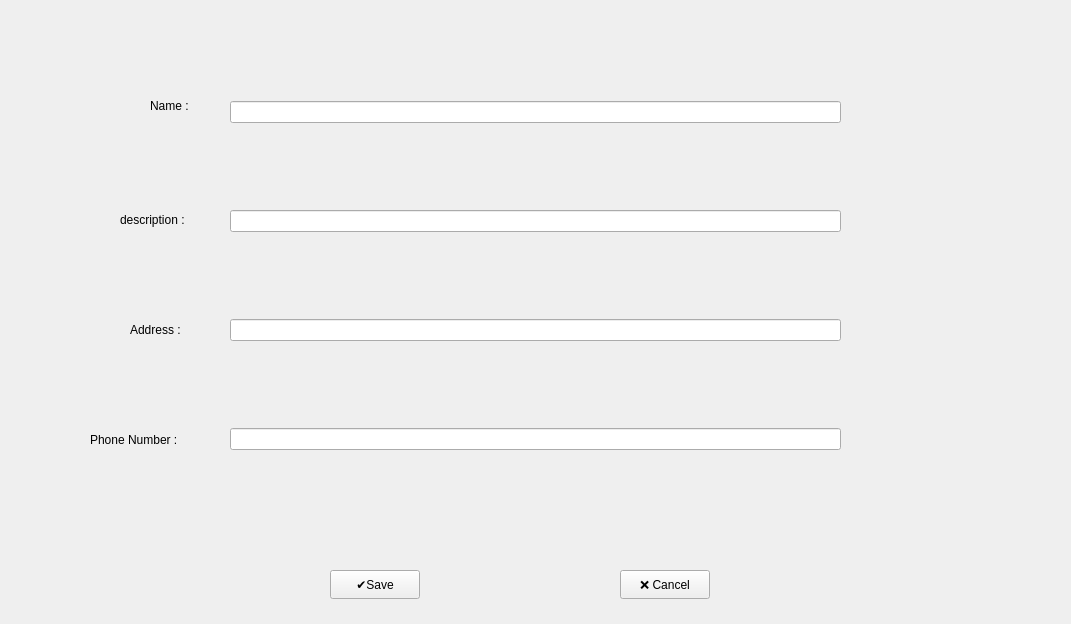
Above: main/gui/restaurantowner.ui from HamidrezaNadafian/Restaurant-Management-System before the change. Below: the same form after it.
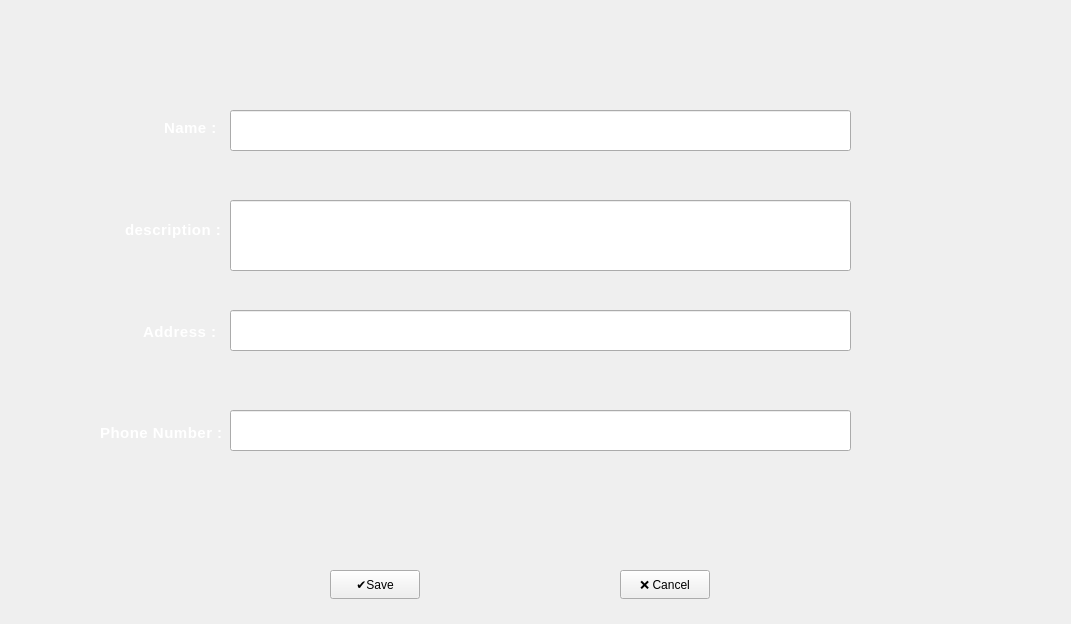
That is the form after the change. The open tabs and pages were chosen to show the change.

The edit to the form file:
```diff
--- a/main/gui/restaurantowner.ui
+++ b/main/gui/restaurantowner.ui
@@ -128,83 +128,7 @@
     </widget>
    </widget>
    <widget class="QWidget" name="page_2">
-    <widget class="QWidget" name="verticalLayoutWidget">
-     <property name="geometry">
-      <rect>
-       <x>230</x>
-       <y>20</y>
-       <width>611</width>
-       <height>511</height>
-      </rect>
-     </property>
-     <layout class="QVBoxLayout" name="verticalLayout_2">
-      <item>
-       <widget class="QLineEdit" name="txtRestName"/>
-      </item>
-      <item>
-       <widget class="QLineEdit" name="txtRestDesc"/>
-      </item>
-      <item>
-       <widget class="QLineEdit" name="txtRestAddress"/>
-      </item>
-      <item>
-       <widget class="QLineEdit" name="txtRestPhone"/>
-      </item>
-     </layout>
-    </widget>
-    <widget class="QLabel" name="label">
-     <property name="geometry">
-      <rect>
-       <x>150</x>
-       <y>90</y>
-       <width>51</width>
-       <height>31</height>
-      </rect>
-     </property>
-     <property name="text">
-      <string>Name : </string>
-     </property>
-    </widget>
-    <widget class="QLabel" name="label_2">
-     <property name="geometry">
-      <rect>
-       <x>120</x>
-       <y>210</y>
-       <width>81</width>
-       <height>20</height>
-      </rect>
-     </property>
-     <property name="text">
-      <string>description :</string>
-     </property>
-    </widget>
-    <widget class="QLabel" name="label_3">
-     <property name="geometry">
-      <rect>
-       <x>130</x>
-       <y>320</y>
-       <width>71</width>
-       <height>20</height>
-      </rect>
-     </property>
-     <property name="text">
-      <string>Address : </string>
-     </property>
-    </widget>
-    <widget class="QLabel" name="label_4">
-     <property name="geometry">
-      <rect>
-       <x>90</x>
-       <y>430</y>
-       <width>111</width>
-       <height>20</height>
-      </rect>
-     </property>
-     <property name="text">
-      <string>Phone Number :</string>
-     </property>
-    </widget>
-    <widget class="QPushButton" name="pushButton">
+    <widget class="QPushButton" name="btnSaveRestaurant">
      <property name="geometry">
       <rect>
        <x>330</x>
@@ -230,6 +154,118 @@
       <string>❌ Cancel</string>
      </property>
     </widget>
+    <widget class="QLineEdit" name="txtRestName">
+     <property name="geometry">
+      <rect>
+       <x>230</x>
+       <y>110</y>
+       <width>621</width>
+       <height>41</height>
+      </rect>
+     </property>
+    </widget>
+    <widget class="QLineEdit" name="txtRestDesc">
+     <property name="geometry">
+      <rect>
+       <x>230</x>
+       <y>200</y>
+       <width>621</width>
+       <height>71</height>
+      </rect>
+     </property>
+    </widget>
+    <widget class="QLineEdit" name="txtRestAddress">
+     <property name="geometry">
+      <rect>
+       <x>230</x>
+       <y>310</y>
+       <width>621</width>
+       <height>41</height>
+      </rect>
+     </property>
+    </widget>
+    <widget class="QLineEdit" name="txtRestPhone">
+     <property name="geometry">
+      <rect>
+       <x>230</x>
+       <y>410</y>
+       <width>621</width>
+       <height>41</height>
+      </rect>
+     </property>
+    </widget>
+    <widget class="QWidget" name="verticalLayoutWidget">
+     <property name="geometry">
+      <rect>
+       <x>100</x>
+       <y>80</y>
+       <width>122</width>
+       <height>401</height>
+      </rect>
+     </property>
+     <layout class="QVBoxLayout" name="verticalLayout_2">
+      <item alignment="Qt::AlignmentFlag::AlignRight">
+       <widget class="QLabel" name="label">
+        <property name="styleSheet">
+         <string notr="true">QLabel {
+    color: #ffffff;
+    font-size: 15px;
+    font-weight: 600;
+    letter-spacing: 0.5px;
+}</string>
+        </property>
+        <property name="text">
+         <string>Name : </string>
+        </property>
+       </widget>
+      </item>
+      <item alignment="Qt::AlignmentFlag::AlignRight">
+       <widget class="QLabel" name="label_2">
+        <property name="styleSheet">
+         <string notr="true">QLabel {
+    color: #ffffff;
+    font-size: 15px;
+    font-weight: 600;
+    letter-spacing: 0.5px;
+}</string>
+        </property>
+        <property name="text">
+         <string>description :</string>
+        </property>
+       </widget>
+      </item>
+      <item alignment="Qt::AlignmentFlag::AlignRight">
+       <widget class="QLabel" name="label_3">
+        <property name="styleSheet">
+         <string notr="true">QLabel {
+    color: #ffffff;
+    font-size: 15px;
+    font-weight: 600;
+    letter-spacing: 0.5px;
+}</string>
+        </property>
+        <property name="text">
+         <string>Address : </string>
+        </property>
+       </widget>
+      </item>
+      <item alignment="Qt::AlignmentFlag::AlignRight">
+       <widget class="QLabel" name="label_4">
+        <property name="styleSheet">
+         <string notr="true">QLabel {
+    color: #ffffff;
+    font-size: 15px;
+    font-weight: 600;
+    letter-spacing: 0.5px;
+}</string>
+        </property>
+        <property name="text">
+         <string>Phone Number :</string>
+        </property>
+       </widget>
+      </item>
+     </layout>
+    </widget>
    </widget>
    <widget class="QWidget" name="page_3">
     <widget class="QListWidget" name="listWidget">
```
Left out of the diff: 4 changed lines with no effect on the pictures.
